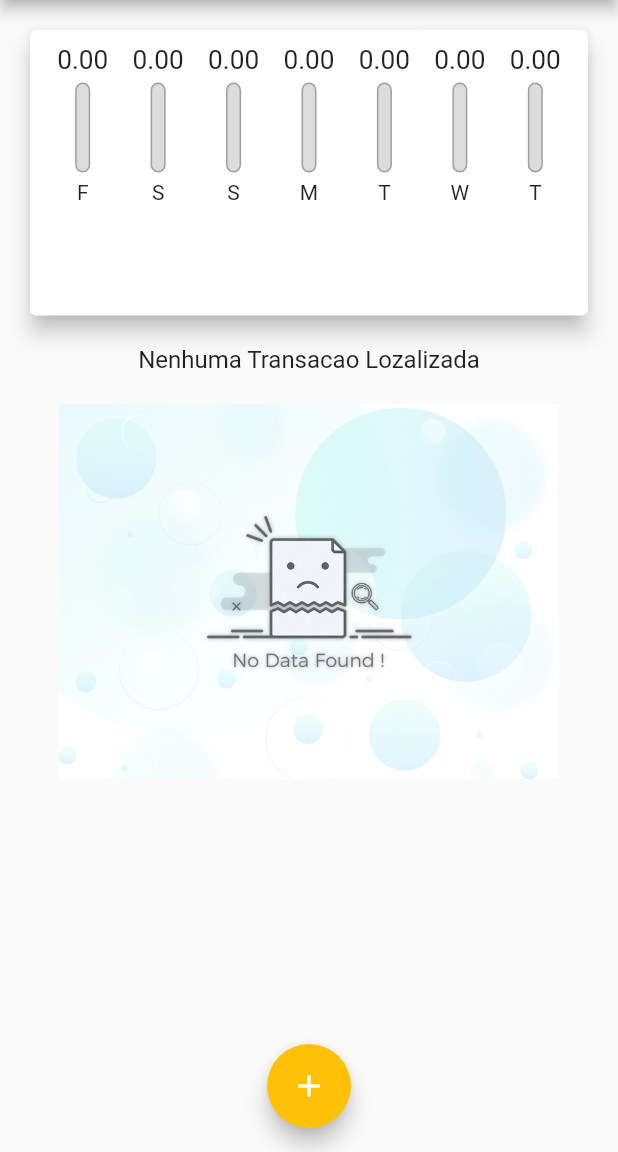
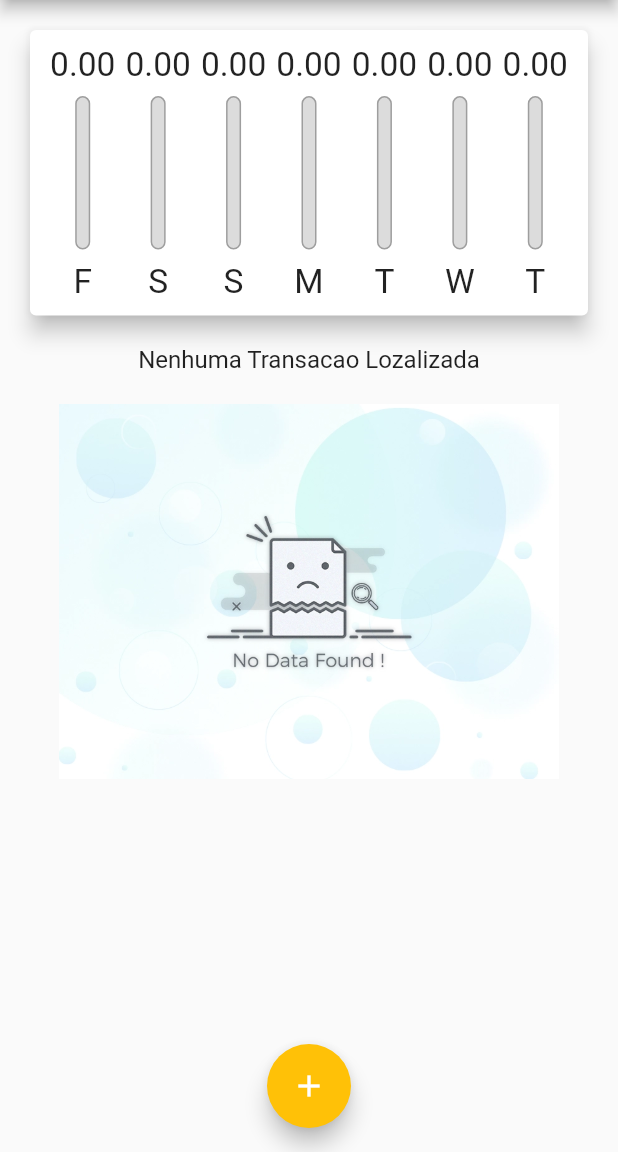
Before and after one commit to avelar42/despesasPessoais_flutter, a Flutter app: the screen it shows after launch, on a phone screen of 412 x 824 dp, the part 84-1236 px from its top. Run offline on Flutter 3.47's test engine with Material 2 defaults, Android fonts, the phone set to English and light mode, and no system bars.

Commit message:
Adjust in char_bar

```diff
--- a/lib/components/chart_bar.dart
+++ b/lib/components/chart_bar.dart
@@ -1,4 +1,5 @@
 import 'package:flutter/material.dart';
+//import 'package:flutter/services.dart';
 
 class ChartBar extends StatelessWidget {
   final String label;
@@ -9,14 +10,20 @@ class ChartBar extends StatelessWidget {
 
   @override
   Widget build(BuildContext context) {
+    //SET DEVICE ORIENTATION
+    //SystemChrome.setPreferredOrientations([DeviceOrientation.portraitUp]);
+    return LayoutBuilder(
+      builder: (ctx, constraints) {
         return Column(
           children: [
+            SizedBox(
+                height: constraints.maxHeight * 0.15,
+                child: FittedBox(child: Text("${value.toStringAsFixed(2)}"))),
+            SizedBox(
+              height: constraints.maxHeight * 0.05,
+            ),
             Container(
-            height: 20,
-            child: FittedBox(child: Text("${value.toStringAsFixed(2)}"))),
-        SizedBox(height: 5),
-        Container(
-          height: 60,
+              height: constraints.maxHeight * 0.6,
               width: 10,
               child: Stack(
                 alignment: Alignment.bottomCenter,
@@ -38,9 +45,13 @@ class ChartBar extends StatelessWidget {
                 ],
               ),
             ),
-        SizedBox(height: 5),
-        Text(label)
+            SizedBox(height: constraints.maxHeight * 0.05),
+            Container(
+                height: constraints.maxHeight * 0.15,
+                child: FittedBox(child: Text(label)))
           ],
+        );
+      },
     );
   }
 }
```
Lines whose indentation alone changed are shown as unchanged.
